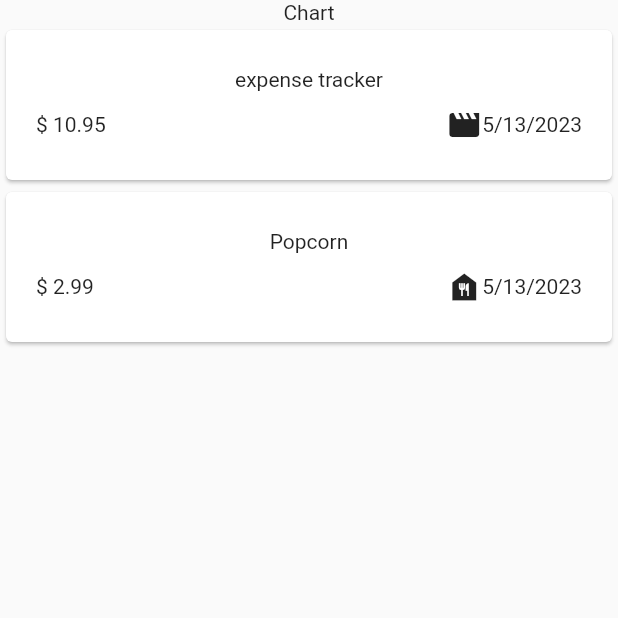
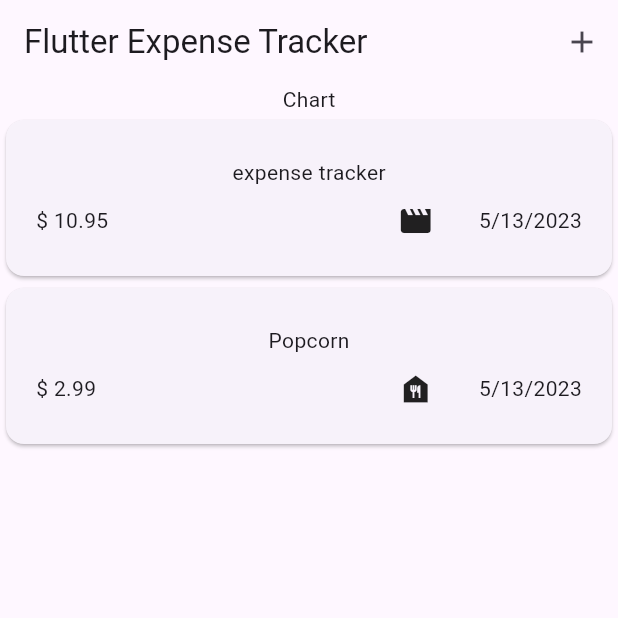
Before and after one commit to adekams/expense_tracker, a Flutter app: the screen it shows after launch, on a phone screen of 412 x 824 dp, the top half of it. Run offline on Flutter 3.47's test engine with Material 2 defaults, Android fonts, the phone set to English and light mode, and no system bars.

Commit message:
creating new expense

```diff
--- a/lib/main.dart
+++ b/lib/main.dart
@@ -2,7 +2,8 @@ import 'package:flutter/material.dart';
 import 'package:expense_tracker/widgets/expenses.dart';
 
 void main() {
-  runApp(const MaterialApp(
-    home: Expenses(),
+  runApp(MaterialApp(
+    theme: ThemeData(useMaterial3: true),
+    home: const Expenses(),
   ));
 }
--- a/lib/widgets/expenses.dart
+++ b/lib/widgets/expenses.dart
@@ -26,9 +26,25 @@ class _ExpensesState extends State<Expenses> {
     ),
   ];
 
+  void _addNewExpense() {
+    showModalBottomSheet(
+      context: context,
+      builder: (ctx) => Text('Modal bottom shhet'),
+    );
+  }
+
   @override
   Widget build(BuildContext context) {
     return Scaffold(
+      appBar: AppBar(
+        title: const Text('Flutter Expense Tracker'),
+        actions: [
+          IconButton(
+            onPressed: _addNewExpense,
+            icon: const Icon(Icons.add),
+          )
+        ],
+      ),
       body: Column(
         children: [
           const Text('Chart'),
--- a/lib/widgets/expenses_list/expense_item.dart
+++ b/lib/widgets/expenses_list/expense_item.dart
@@ -28,7 +28,7 @@ class ExpenseItem extends StatelessWidget {
                 children: [
                   Icon(categoryIcons[expense.category]),
                   const SizedBox(
-                    height: 10,
+                    width: 30,
                   ),
                   Text(expense.formattedDate)
                 ],
```
